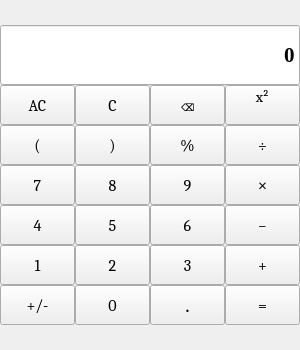
First picture: the form in MyCalculator/mainwindow.ui, repository kunalgavhane12/QtAssignment, before the edit.
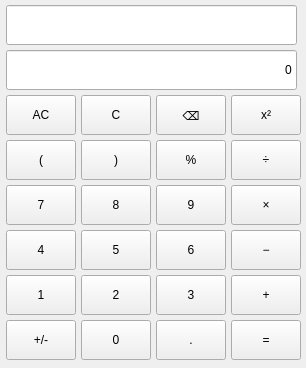
Second picture: the form after the edit.

Diff of the .ui file:
```diff
--- a/MyCalculator/mainwindow.ui
+++ b/MyCalculator/mainwindow.ui
@@ -6,8 +6,8 @@
    <rect>
     <x>0</x>
     <y>0</y>
-    <width>300</width>
-    <height>350</height>
+    <width>306</width>
+    <height>368</height>
    </rect>
   </property>
   <property name="sizePolicy">
@@ -18,19 +18,22 @@
   </property>
   <property name="minimumSize">
    <size>
-    <width>300</width>
-    <height>350</height>
+    <width>306</width>
+    <height>368</height>
    </size>
   </property>
   <property name="maximumSize">
    <size>
-    <width>300</width>
-    <height>350</height>
+    <width>306</width>
+    <height>368</height>
    </size>
   </property>
   <property name="windowTitle">
    <string>Calculator</string>
   </property>
+  <property name="layoutDirection">
+   <enum>Qt::LeftToRight</enum>
+  </property>
   <widget class="QWidget" name="centralwidget">
    <property name="sizePolicy">
     <sizepolicy hsizetype="Fixed" vsizetype="Fixed">
@@ -40,867 +43,690 @@
    </property>
    <property name="minimumSize">
     <size>
-     <width>300</width>
-     <height>350</height>
+     <width>306</width>
+     <height>368</height>
     </size>
    </property>
    <property name="maximumSize">
     <size>
-     <width>300</width>
-     <height>350</height>
+     <width>306</width>
+     <height>368</height>
     </size>
    </property>
-   <layout class="QGridLayout" name="gridLayout_2">
+   <layout class="QGridLayout" name="gridLayout">
     <property name="leftMargin">
-     <number>0</number>
+     <number>6</number>
     </property>
     <property name="topMargin">
      <number>0</number>
     </property>
     <property name="rightMargin">
-     <number>0</number>
+     <number>6</number>
     </property>
     <property name="bottomMargin">
      <number>0</number>
     </property>
-    <property name="spacing">
-     <number>0</number>
+    <property name="horizontalSpacing">
+     <number>6</number>
     </property>
-    <item row="0" column="0">
-     <layout class="QGridLayout" name="gridLayout">
-      <property name="spacing">
+    <property name="verticalSpacing">
        <number>0</number>
       </property>
-      <item row="0" column="0" colspan="4">
-       <widget class="QLineEdit" name="lineEdit">
-        <property name="sizePolicy">
-         <sizepolicy hsizetype="Expanding" vsizetype="Fixed">
-          <horstretch>0</horstretch>
-          <verstretch>0</verstretch>
-         </sizepolicy>
-        </property>
-        <property name="minimumSize">
-         <size>
-          <width>300</width>
-          <height>60</height>
-         </size>
-        </property>
-        <property name="maximumSize">
-         <size>
-          <width>250</width>
-          <height>60</height>
-         </size>
-        </property>
-        <property name="font">
-         <font>
-          <family>Times New Roman</family>
-          <pointsize>16</pointsize>
-          <weight>75</weight>
-          <bold>true</bold>
-         </font>
-        </property>
-        <property name="text">
-         <string>0</string>
-        </property>
-        <property name="alignment">
-         <set>Qt::AlignRight|Qt::AlignTrailing|Qt::AlignVCenter</set>
-        </property>
-       </widget>
-      </item>
-      <item row="1" column="0">
-       <widget class="QPushButton" name="AllClear">
-        <property name="sizePolicy">
-         <sizepolicy hsizetype="Fixed" vsizetype="Fixed">
-          <horstretch>75</horstretch>
-          <verstretch>40</verstretch>
-         </sizepolicy>
-        </property>
-        <property name="minimumSize">
-         <size>
-          <width>75</width>
-          <height>40</height>
-         </size>
-        </property>
-        <property name="maximumSize">
-         <size>
-          <width>75</width>
-          <height>40</height>
-         </size>
-        </property>
-        <property name="font">
-         <font>
-          <family>Cambria</family>
-          <pointsize>12</pointsize>
-          <weight>50</weight>
-          <bold>false</bold>
-         </font>
-        </property>
-        <property name="text">
-         <string>AC</string>
-        </property>
-       </widget>
-      </item>
-      <item row="1" column="1">
-       <widget class="QPushButton" name="Clear">
-        <property name="sizePolicy">
-         <sizepolicy hsizetype="Fixed" vsizetype="Fixed">
-          <horstretch>75</horstretch>
-          <verstretch>40</verstretch>
-         </sizepolicy>
-        </property>
-        <property name="minimumSize">
-         <size>
-          <width>75</width>
-          <height>40</height>
-         </size>
-        </property>
-        <property name="maximumSize">
-         <size>
-          <width>75</width>
-          <height>40</height>
-         </size>
-        </property>
-        <property name="font">
-         <font>
-          <family>Cambria</family>
-          <pointsize>12</pointsize>
-          <weight>50</weight>
-          <bold>false</bold>
-         </font>
-        </property>
-        <property name="text">
-         <string>C</string>
-        </property>
-       </widget>
-      </item>
-      <item row="1" column="2">
-       <widget class="QPushButton" name="Delete">
-        <property name="sizePolicy">
-         <sizepolicy hsizetype="Fixed" vsizetype="Fixed">
-          <horstretch>75</horstretch>
-          <verstretch>40</verstretch>
-         </sizepolicy>
-        </property>
-        <property name="minimumSize">
-         <size>
-          <width>75</width>
-          <height>40</height>
-         </size>
-        </property>
-        <property name="maximumSize">
-         <size>
-          <width>75</width>
-          <height>40</height>
-         </size>
-        </property>
-        <property name="font">
-         <font>
-          <family>Cambria</family>
-          <pointsize>12</pointsize>
-          <weight>50</weight>
-          <bold>false</bold>
-         </font>
-        </property>
-        <property name="text">
-         <string>⌫</string>
-        </property>
-       </widget>
-      </item>
-      <item row="1" column="3">
-       <widget class="QPushButton" name="Power">
-        <property name="sizePolicy">
-         <sizepolicy hsizetype="Fixed" vsizetype="Fixed">
-          <horstretch>75</horstretch>
-          <verstretch>40</verstretch>
-         </sizepolicy>
-        </property>
-        <property name="minimumSize">
-         <size>
-          <width>75</width>
-          <height>40</height>
-         </size>
-        </property>
-        <property name="maximumSize">
-         <size>
-          <width>75</width>
-          <height>40</height>
-         </size>
-        </property>
-        <property name="font">
-         <font>
-          <family>Cambria</family>
-          <pointsize>11</pointsize>
-          <weight>50</weight>
-          <bold>false</bold>
-         </font>
-        </property>
-        <property name="text">
-         <string>x²
-</string>
-        </property>
-       </widget>
-      </item>
-      <item row="2" column="0">
-       <widget class="QPushButton" name="LeftBracket">
-        <property name="sizePolicy">
-         <sizepolicy hsizetype="Fixed" vsizetype="Fixed">
-          <horstretch>75</horstretch>
-          <verstretch>40</verstretch>
-         </sizepolicy>
-        </property>
-        <property name="minimumSize">
-         <size>
-          <width>75</width>
-          <height>40</height>
-         </size>
-        </property>
-        <property name="maximumSize">
-         <size>
-          <width>75</width>
-          <height>40</height>
-         </size>
-        </property>
-        <property name="font">
-         <font>
-          <family>Cambria</family>
-          <pointsize>12</pointsize>
-          <weight>50</weight>
-          <bold>false</bold>
-         </font>
-        </property>
-        <property name="text">
-         <string>(</string>
-        </property>
-       </widget>
-      </item>
-      <item row="2" column="1">
-       <widget class="QPushButton" name="RightBracket">
-        <property name="sizePolicy">
-         <sizepolicy hsizetype="Fixed" vsizetype="Fixed">
-          <horstretch>75</horstretch>
-          <verstretch>40</verstretch>
-         </sizepolicy>
-        </property>
-        <property name="minimumSize">
-         <size>
-          <width>75</width>
-          <height>40</height>
-         </size>
-        </property>
-        <property name="maximumSize">
-         <size>
-          <width>75</width>
-          <height>40</height>
-         </size>
-        </property>
-        <property name="font">
-         <font>
-          <family>Cambria</family>
-          <pointsize>12</pointsize>
-          <weight>50</weight>
-          <bold>false</bold>
-         </font>
-        </property>
-        <property name="text">
-         <string>)</string>
-        </property>
-       </widget>
-      </item>
-      <item row="2" column="2">
-       <widget class="QPushButton" name="Modules">
-        <property name="sizePolicy">
-         <sizepolicy hsizetype="Fixed" vsizetype="Fixed">
-          <horstretch>75</horstretch>
-          <verstretch>40</verstretch>
-         </sizepolicy>
-        </property>
-        <property name="minimumSize">
-         <size>
-          <width>75</width>
-          <height>40</height>
-         </size>
-        </property>
-        <property name="maximumSize">
-         <size>
-          <width>75</width>
-          <height>40</height>
-         </size>
-        </property>
-        <property name="font">
-         <font>
-          <family>Cambria</family>
-          <pointsize>12</pointsize>
-          <weight>50</weight>
-          <bold>false</bold>
-         </font>
-        </property>
-        <property name="text">
-         <string>%</string>
-        </property>
-       </widget>
-      </item>
-      <item row="2" column="3">
-       <widget class="QPushButton" name="Divide">
-        <property name="sizePolicy">
-         <sizepolicy hsizetype="Fixed" vsizetype="Fixed">
-          <horstretch>75</horstretch>
-          <verstretch>40</verstretch>
-         </sizepolicy>
-        </property>
-        <property name="minimumSize">
-         <size>
-          <width>75</width>
-          <height>40</height>
-         </size>
-        </property>
-        <property name="maximumSize">
-         <size>
-          <width>75</width>
-          <height>40</height>
-         </size>
-        </property>
-        <property name="font">
-         <font>
-          <family>Cambria</family>
-          <pointsize>12</pointsize>
-          <weight>50</weight>
-          <bold>false</bold>
-         </font>
-        </property>
-        <property name="text">
-         <string>÷</string>
-        </property>
-       </widget>
-      </item>
-      <item row="3" column="0">
-       <widget class="QPushButton" name="pushButton7">
-        <property name="sizePolicy">
-         <sizepolicy hsizetype="Fixed" vsizetype="Fixed">
-          <horstretch>75</horstretch>
-          <verstretch>40</verstretch>
-         </sizepolicy>
-        </property>
-        <property name="minimumSize">
-         <size>
-          <width>75</width>
-          <height>40</height>
-         </size>
-        </property>
-        <property name="maximumSize">
-         <size>
-          <width>75</width>
-          <height>40</height>
-         </size>
-        </property>
-        <property name="font">
-         <font>
-          <family>Cambria</family>
-          <pointsize>12</pointsize>
-          <weight>50</weight>
-          <bold>false</bold>
-         </font>
-        </property>
-        <property name="text">
-         <string>7</string>
-        </property>
-       </widget>
-      </item>
-      <item row="3" column="1">
-       <widget class="QPushButton" name="pushButton8">
-        <property name="sizePolicy">
-         <sizepolicy hsizetype="Fixed" vsizetype="Fixed">
-          <horstretch>75</horstretch>
-          <verstretch>40</verstretch>
-         </sizepolicy>
-        </property>
-        <property name="minimumSize">
-         <size>
-          <width>75</width>
-          <height>40</height>
-         </size>
-        </property>
-        <property name="maximumSize">
-         <size>
-          <width>75</width>
-          <height>40</height>
-         </size>
-        </property>
-        <property name="font">
-         <font>
-          <family>Cambria</family>
-          <pointsize>12</pointsize>
-          <weight>50</weight>
-          <bold>false</bold>
-         </font>
-        </property>
-        <property name="text">
-         <string>8</string>
-        </property>
-       </widget>
-      </item>
-      <item row="3" column="2">
-       <widget class="QPushButton" name="pushButton9">
-        <property name="sizePolicy">
-         <sizepolicy hsizetype="Fixed" vsizetype="Fixed">
-          <horstretch>75</horstretch>
-          <verstretch>40</verstretch>
-         </sizepolicy>
-        </property>
-        <property name="minimumSize">
-         <size>
-          <width>75</width>
-          <height>40</height>
-         </size>
-        </property>
-        <property name="maximumSize">
-         <size>
-          <width>75</width>
-          <height>40</height>
-         </size>
-        </property>
-        <property name="font">
-         <font>
-          <family>Cambria</family>
-          <pointsize>12</pointsize>
-          <weight>50</weight>
-          <bold>false</bold>
-         </font>
-        </property>
-        <property name="text">
-         <string>9</string>
-        </property>
-       </widget>
-      </item>
-      <item row="3" column="3">
-       <widget class="QPushButton" name="Multiply">
-        <property name="sizePolicy">
-         <sizepolicy hsizetype="Fixed" vsizetype="Fixed">
-          <horstretch>75</horstretch>
-          <verstretch>40</verstretch>
-         </sizepolicy>
-        </property>
-        <property name="minimumSize">
-         <size>
-          <width>75</width>
-          <height>40</height>
-         </size>
-        </property>
-        <property name="maximumSize">
-         <size>
-          <width>75</width>
-          <height>40</height>
-         </size>
-        </property>
-        <property name="font">
-         <font>
-          <family>Calibri</family>
-          <pointsize>12</pointsize>
-          <weight>50</weight>
-          <bold>false</bold>
-         </font>
-        </property>
-        <property name="text">
-         <string>×</string>
-        </property>
-       </widget>
-      </item>
-      <item row="4" column="0">
+    <item row="6" column="0">
        <widget class="QPushButton" name="pushButton4">
         <property name="sizePolicy">
          <sizepolicy hsizetype="Fixed" vsizetype="Fixed">
-          <horstretch>75</horstretch>
-          <verstretch>40</verstretch>
+        <horstretch>0</horstretch>
+        <verstretch>0</verstretch>
          </sizepolicy>
         </property>
         <property name="minimumSize">
          <size>
-          <width>75</width>
+        <width>70</width>
           <height>40</height>
          </size>
         </property>
         <property name="maximumSize">
          <size>
-          <width>75</width>
+        <width>70</width>
           <height>40</height>
          </size>
         </property>
-        <property name="font">
-         <font>
-          <family>Cambria</family>
-          <pointsize>12</pointsize>
-          <weight>50</weight>
-          <bold>false</bold>
-         </font>
-        </property>
         <property name="text">
          <string>4</string>
         </property>
        </widget>
       </item>
-      <item row="4" column="1">
-       <widget class="QPushButton" name="pushButton5">
+    <item row="8" column="2">
+     <widget class="QPushButton" name="Point">
         <property name="sizePolicy">
          <sizepolicy hsizetype="Fixed" vsizetype="Fixed">
-          <horstretch>75</horstretch>
-          <verstretch>40</verstretch>
+        <horstretch>0</horstretch>
+        <verstretch>0</verstretch>
          </sizepolicy>
         </property>
         <property name="minimumSize">
          <size>
-          <width>75</width>
+        <width>70</width>
           <height>40</height>
          </size>
         </property>
         <property name="maximumSize">
          <size>
-          <width>75</width>
+        <width>70</width>
           <height>40</height>
          </size>
         </property>
-        <property name="font">
-         <font>
-          <family>Cambria</family>
-          <pointsize>12</pointsize>
-          <weight>50</weight>
-          <bold>false</bold>
-         </font>
-        </property>
+      <property name="text">
+       <string>.</string>
+      </property>
+     </widget>
+    </item>
+    <item row="5" column="2">
+     <widget class="QPushButton" name="pushButton9">
+      <property name="sizePolicy">
+       <sizepolicy hsizetype="Fixed" vsizetype="Fixed">
+        <horstretch>0</horstretch>
+        <verstretch>0</verstretch>
+       </sizepolicy>
+      </property>
+      <property name="minimumSize">
+       <size>
+        <width>70</width>
+        <height>40</height>
+       </size>
+      </property>
+      <property name="maximumSize">
+       <size>
+        <width>70</width>
+        <height>40</height>
+       </size>
+      </property>
         <property name="text">
-         <string>5</string>
+       <string>9</string>
         </property>
        </widget>
       </item>
-      <item row="4" column="2">
+    <item row="7" column="3">
+     <widget class="QPushButton" name="Addition">
+      <property name="sizePolicy">
+       <sizepolicy hsizetype="Fixed" vsizetype="Fixed">
+        <horstretch>0</horstretch>
+        <verstretch>0</verstretch>
+       </sizepolicy>
+      </property>
+      <property name="minimumSize">
+       <size>
+        <width>70</width>
+        <height>40</height>
+       </size>
+      </property>
+      <property name="maximumSize">
+       <size>
+        <width>70</width>
+        <height>40</height>
+       </size>
+      </property>
+      <property name="text">
+       <string>+</string>
+      </property>
+     </widget>
+    </item>
+    <item row="6" column="2">
        <widget class="QPushButton" name="pushButton6">
         <property name="sizePolicy">
          <sizepolicy hsizetype="Fixed" vsizetype="Fixed">
-          <horstretch>75</horstretch>
-          <verstretch>40</verstretch>
+        <horstretch>0</horstretch>
+        <verstretch>0</verstretch>
          </sizepolicy>
         </property>
         <property name="minimumSize">
          <size>
-          <width>75</width>
+        <width>70</width>
           <height>40</height>
          </size>
         </property>
         <property name="maximumSize">
          <size>
-          <width>75</width>
+        <width>70</width>
           <height>40</height>
          </size>
         </property>
-        <property name="font">
-         <font>
-          <family>Cambria</family>
-          <pointsize>12</pointsize>
-          <weight>50</weight>
-          <bold>false</bold>
-         </font>
-        </property>
         <property name="text">
          <string>6</string>
         </property>
        </widget>
       </item>
-      <item row="4" column="3">
-       <widget class="QPushButton" name="Subt">
-        <property name="sizePolicy">
-         <sizepolicy hsizetype="Fixed" vsizetype="Fixed">
-          <horstretch>75</horstretch>
-          <verstretch>40</verstretch>
-         </sizepolicy>
-        </property>
-        <property name="minimumSize">
-         <size>
-          <width>75</width>
-          <height>40</height>
-         </size>
-        </property>
-        <property name="maximumSize">
-         <size>
-          <width>75</width>
-          <height>40</height>
-         </size>
-        </property>
-        <property name="font">
-         <font>
-          <family>Cambria</family>
-          <pointsize>12</pointsize>
-          <weight>50</weight>
-          <bold>false</bold>
-         </font>
-        </property>
-        <property name="text">
-         <string>−</string>
-        </property>
-       </widget>
-      </item>
-      <item row="5" column="0">
-       <widget class="QPushButton" name="pushButton1">
-        <property name="sizePolicy">
-         <sizepolicy hsizetype="Fixed" vsizetype="Fixed">
-          <horstretch>75</horstretch>
-          <verstretch>40</verstretch>
-         </sizepolicy>
-        </property>
-        <property name="minimumSize">
-         <size>
-          <width>75</width>
-          <height>40</height>
-         </size>
-        </property>
-        <property name="maximumSize">
-         <size>
-          <width>75</width>
-          <height>40</height>
-         </size>
-        </property>
-        <property name="font">
-         <font>
-          <family>Cambria</family>
-          <pointsize>12</pointsize>
-          <weight>50</weight>
-          <bold>false</bold>
-         </font>
-        </property>
-        <property name="text">
-         <string>1</string>
-        </property>
-       </widget>
-      </item>
-      <item row="5" column="1">
+    <item row="7" column="1">
        <widget class="QPushButton" name="pushButton2">
         <property name="sizePolicy">
          <sizepolicy hsizetype="Fixed" vsizetype="Fixed">
-          <horstretch>75</horstretch>
-          <verstretch>40</verstretch>
+        <horstretch>0</horstretch>
+        <verstretch>0</verstretch>
          </sizepolicy>
         </property>
         <property name="minimumSize">
          <size>
-          <width>75</width>
+        <width>70</width>
           <height>40</height>
          </size>
         </property>
         <property name="maximumSize">
          <size>
-          <width>75</width>
+        <width>70</width>
           <height>40</height>
          </size>
         </property>
-        <property name="font">
-         <font>
-          <family>Cambria</family>
-          <pointsize>12</pointsize>
-          <weight>50</weight>
-          <bold>false</bold>
-         </font>
-        </property>
         <property name="text">
          <string>2</string>
         </property>
        </widget>
       </item>
-      <item row="5" column="2">
+    <item row="5" column="3">
+     <widget class="QPushButton" name="Multiply">
+      <property name="sizePolicy">
+       <sizepolicy hsizetype="Fixed" vsizetype="Fixed">
+        <horstretch>0</horstretch>
+        <verstretch>0</verstretch>
+       </sizepolicy>
+      </property>
+      <property name="minimumSize">
+       <size>
+        <width>70</width>
+        <height>40</height>
+       </size>
+      </property>
+      <property name="maximumSize">
+       <size>
+        <width>70</width>
+        <height>40</height>
+       </size>
+      </property>
+      <property name="text">
+       <string>×</string>
+      </property>
+     </widget>
+    </item>
+    <item row="4" column="3">
+     <widget class="QPushButton" name="Divide">
+      <property name="sizePolicy">
+       <sizepolicy hsizetype="Fixed" vsizetype="Fixed">
+        <horstretch>0</horstretch>
+        <verstretch>0</verstretch>
+       </sizepolicy>
+      </property>
+      <property name="minimumSize">
+       <size>
+        <width>70</width>
+        <height>40</height>
+       </size>
+      </property>
+      <property name="maximumSize">
+       <size>
+        <width>70</width>
+        <height>40</height>
+       </size>
+      </property>
+      <property name="text">
+       <string>÷</string>
+      </property>
+     </widget>
+    </item>
+    <item row="8" column="1">
+     <widget class="QPushButton" name="pushButton0">
+      <property name="sizePolicy">
+       <sizepolicy hsizetype="Fixed" vsizetype="Fixed">
+        <horstretch>0</horstretch>
+        <verstretch>0</verstretch>
+       </sizepolicy>
+      </property>
+      <property name="minimumSize">
+       <size>
+        <width>70</width>
+        <height>40</height>
+       </size>
+      </property>
+      <property name="maximumSize">
+       <size>
+        <width>70</width>
+        <height>40</height>
+       </size>
+      </property>
+      <property name="text">
+       <string>0</string>
+      </property>
+     </widget>
+    </item>
+    <item row="3" column="3">
+     <widget class="QPushButton" name="Power">
+      <property name="sizePolicy">
+       <sizepolicy hsizetype="Fixed" vsizetype="Fixed">
+        <horstretch>0</horstretch>
+        <verstretch>0</verstretch>
+       </sizepolicy>
+      </property>
+      <property name="minimumSize">
+       <size>
+        <width>70</width>
+        <height>40</height>
+       </size>
+      </property>
+      <property name="maximumSize">
+       <size>
+        <width>70</width>
+        <height>40</height>
+       </size>
+      </property>
+      <property name="text">
+       <string>x²</string>
+      </property>
+     </widget>
+    </item>
+    <item row="7" column="2">
        <widget class="QPushButton" name="pushButton3">
         <property name="sizePolicy">
          <sizepolicy hsizetype="Fixed" vsizetype="Fixed">
-          <horstretch>75</horstretch>
-          <verstretch>40</verstretch>
+        <horstretch>0</horstretch>
+        <verstretch>0</verstretch>
          </sizepolicy>
         </property>
         <property name="minimumSize">
          <size>
-          <width>75</width>
+        <width>70</width>
           <height>40</height>
          </size>
         </property>
         <property name="maximumSize">
          <size>
-          <width>75</width>
+        <width>70</width>
           <height>40</height>
          </size>
         </property>
-        <property name="font">
-         <font>
-          <family>Cambria</family>
-          <pointsize>12</pointsize>
-          <weight>50</weight>
-          <bold>false</bold>
-         </font>
-        </property>
         <property name="text">
          <string>3</string>
         </property>
        </widget>
       </item>
-      <item row="5" column="3">
-       <widget class="QPushButton" name="Addition">
+    <item row="4" column="1">
+     <widget class="QPushButton" name="RightBracket">
         <property name="sizePolicy">
          <sizepolicy hsizetype="Fixed" vsizetype="Fixed">
-          <horstretch>75</horstretch>
-          <verstretch>40</verstretch>
+        <horstretch>0</horstretch>
+        <verstretch>0</verstretch>
          </sizepolicy>
         </property>
         <property name="minimumSize">
          <size>
-          <width>75</width>
+        <width>70</width>
           <height>40</height>
          </size>
         </property>
         <property name="maximumSize">
          <size>
-          <width>75</width>
+        <width>70</width>
           <height>40</height>
          </size>
         </property>
-        <property name="font">
-         <font>
-          <family>Cambria</family>
-          <pointsize>12</pointsize>
-          <weight>50</weight>
-          <bold>false</bold>
-         </font>
-        </property>
+      <property name="text">
+       <string>)</string>
+      </property>
+     </widget>
+    </item>
+    <item row="5" column="0">
+     <widget class="QPushButton" name="pushButton7">
+      <property name="sizePolicy">
+       <sizepolicy hsizetype="Fixed" vsizetype="Fixed">
+        <horstretch>0</horstretch>
+        <verstretch>0</verstretch>
+       </sizepolicy>
+      </property>
+      <property name="minimumSize">
+       <size>
+        <width>70</width>
+        <height>40</height>
+       </size>
+      </property>
+      <property name="maximumSize">
+       <size>
+        <width>70</width>
+        <height>40</height>
+       </size>
+      </property>
         <property name="text">
-         <string>+</string>
+       <string>7</string>
         </property>
        </widget>
       </item>
-      <item row="6" column="0">
+    <item row="6" column="1">
+     <widget class="QPushButton" name="pushButton5">
+      <property name="sizePolicy">
+       <sizepolicy hsizetype="Fixed" vsizetype="Fixed">
+        <horstretch>0</horstretch>
+        <verstretch>0</verstretch>
+       </sizepolicy>
+      </property>
+      <property name="minimumSize">
+       <size>
+        <width>70</width>
+        <height>40</height>
+       </size>
+      </property>
+      <property name="maximumSize">
+       <size>
+        <width>70</width>
+        <height>40</height>
+       </size>
+      </property>
+      <property name="text">
+       <string>5</string>
+      </property>
+     </widget>
+    </item>
+    <item row="3" column="2">
+     <widget class="QPushButton" name="Delete">
+      <property name="sizePolicy">
+       <sizepolicy hsizetype="Fixed" vsizetype="Fixed">
+        <horstretch>0</horstretch>
+        <verstretch>0</verstretch>
+       </sizepolicy>
+      </property>
+      <property name="minimumSize">
+       <size>
+        <width>70</width>
+        <height>40</height>
+       </size>
+      </property>
+      <property name="maximumSize">
+       <size>
+        <width>70</width>
+        <height>40</height>
+       </size>
+      </property>
+      <property name="text">
+       <string>⌫</string>
+      </property>
+     </widget>
+    </item>
+    <item row="5" column="1">
+     <widget class="QPushButton" name="pushButton8">
+      <property name="sizePolicy">
+       <sizepolicy hsizetype="Fixed" vsizetype="Fixed">
+        <horstretch>0</horstretch>
+        <verstretch>0</verstretch>
+       </sizepolicy>
+      </property>
+      <property name="minimumSize">
+       <size>
+        <width>70</width>
+        <height>40</height>
+       </size>
+      </property>
+      <property name="maximumSize">
+       <size>
+        <width>70</width>
+        <height>40</height>
+       </size>
+      </property>
+      <property name="text">
+       <string>8</string>
+      </property>
+     </widget>
+    </item>
+    <item row="8" column="0">
        <widget class="QPushButton" name="changeSign">
         <property name="sizePolicy">
          <sizepolicy hsizetype="Fixed" vsizetype="Fixed">
-          <horstretch>75</horstretch>
-          <verstretch>40</verstretch>
+        <horstretch>0</horstretch>
+        <verstretch>0</verstretch>
          </sizepolicy>
         </property>
         <property name="minimumSize">
          <size>
-          <width>75</width>
+        <width>70</width>
           <height>40</height>
          </size>
         </property>
         <property name="maximumSize">
          <size>
-          <width>75</width>
+        <width>70</width>
           <height>40</height>
          </size>
         </property>
-        <property name="font">
-         <font>
-          <family>Cambria</family>
-          <pointsize>12</pointsize>
-          <weight>50</weight>
-          <bold>false</bold>
-         </font>
-        </property>
         <property name="text">
          <string>+/-</string>
         </property>
        </widget>
       </item>
-      <item row="6" column="1">
-       <widget class="QPushButton" name="pushButton0">
+    <item row="7" column="0">
+     <widget class="QPushButton" name="pushButton1">
         <property name="sizePolicy">
          <sizepolicy hsizetype="Fixed" vsizetype="Fixed">
-          <horstretch>75</horstretch>
-          <verstretch>40</verstretch>
+        <horstretch>0</horstretch>
+        <verstretch>0</verstretch>
          </sizepolicy>
         </property>
         <property name="minimumSize">
          <size>
-          <width>75</width>
+        <width>70</width>
           <height>40</height>
          </size>
         </property>
         <property name="maximumSize">
          <size>
-          <width>75</width>
+        <width>70</width>
           <height>40</height>
          </size>
         </property>
-        <property name="font">
-         <font>
-          <family>Cambria</family>
-          <pointsize>12</pointsize>
-          <weight>50</weight>
-          <bold>false</bold>
-         </font>
+      <property name="text">
+       <string>1</string>
+      </property>
+     </widget>
+    </item>
+    <item row="4" column="2">
+     <widget class="QPushButton" name="Modules">
+      <property name="sizePolicy">
+       <sizepolicy hsizetype="Fixed" vsizetype="Fixed">
+        <horstretch>0</horstretch>
+        <verstretch>0</verstretch>
+       </sizepolicy>
+      </property>
+      <property name="minimumSize">
+       <size>
+        <width>70</width>
+        <height>40</height>
+       </size>
+      </property>
+      <property name="maximumSize">
+       <size>
+        <width>70</width>
+        <height>40</height>
+       </size>
+      </property>
+      <property name="text">
+       <string>%</string>
+      </property>
+     </widget>
+    </item>
+    <item row="2" column="0">
+     <widget class="QLineEdit" name="lineEdit">
+      <property name="sizePolicy">
+       <sizepolicy hsizetype="Fixed" vsizetype="Fixed">
+        <horstretch>0</horstretch>
+        <verstretch>0</verstretch>
+       </sizepolicy>
+      </property>
+      <property name="minimumSize">
+       <size>
+        <width>291</width>
+        <height>40</height>
+       </size>
+      </property>
+      <property name="maximumSize">
+       <size>
+        <width>291</width>
+        <height>40</height>
+       </size>
         </property>
         <property name="text">
          <string>0</string>
         </property>
-       </widget>
-      </item>
-      <item row="6" column="2">
-       <widget class="QPushButton" name="Point">
+      <property name="alignment">
+       <set>Qt::AlignRight|Qt::AlignTrailing|Qt::AlignVCenter</set>
+      </property>
+     </widget>
+    </item>
+    <item row="3" column="0">
+     <widget class="QPushButton" name="AllClear">
         <property name="sizePolicy">
          <sizepolicy hsizetype="Fixed" vsizetype="Fixed">
-          <horstretch>75</horstretch>
-          <verstretch>40</verstretch>
+        <horstretch>0</horstretch>
+        <verstretch>0</verstretch>
          </sizepolicy>
         </property>
         <property name="minimumSize">
          <size>
-          <width>75</width>
+        <width>70</width>
           <height>40</height>
          </size>
         </property>
         <property name="maximumSize">
          <size>
-          <width>75</width>
+        <width>70</width>
           <height>40</height>
          </size>
         </property>
-        <property name="font">
-         <font>
-          <family>Cambria</family>
-          <pointsize>16</pointsize>
-          <weight>50</weight>
-          <bold>false</bold>
-         </font>
-        </property>
         <property name="text">
-         <string>.</string>
+       <string>AC</string>
         </property>
        </widget>
       </item>
       <item row="6" column="3">
+     <widget class="QPushButton" name="Subt">
+      <property name="sizePolicy">
+       <sizepolicy hsizetype="Fixed" vsizetype="Fixed">
+        <horstretch>0</horstretch>
+        <verstretch>0</verstretch>
+       </sizepolicy>
+      </property>
+      <property name="minimumSize">
+       <size>
+        <width>70</width>
+        <height>40</height>
+       </size>
+      </property>
+      <property name="maximumSize">
+       <size>
+        <width>70</width>
+        <height>40</height>
+       </size>
+      </property>
+      <property name="text">
+       <string>−</string>
+      </property>
+     </widget>
+    </item>
+    <item row="3" column="1">
+     <widget class="QPushButton" name="Clear">
+      <property name="sizePolicy">
+       <sizepolicy hsizetype="Fixed" vsizetype="Fixed">
+        <horstretch>0</horstretch>
+        <verstretch>0</verstretch>
+       </sizepolicy>
+      </property>
+      <property name="minimumSize">
+       <size>
+        <width>70</width>
+        <height>40</height>
+       </size>
+      </property>
+      <property name="maximumSize">
+       <size>
+        <width>70</width>
+        <height>40</height>
+       </size>
+      </property>
+      <property name="text">
+       <string>C</string>
+      </property>
+     </widget>
+    </item>
+    <item row="4" column="0">
+     <widget class="QPushButton" name="LeftBracket">
+      <property name="sizePolicy">
+       <sizepolicy hsizetype="Fixed" vsizetype="Fixed">
+        <horstretch>0</horstretch>
+        <verstretch>0</verstretch>
+       </sizepolicy>
+      </property>
+      <property name="minimumSize">
+       <size>
+        <width>70</width>
+        <height>40</height>
+       </size>
+      </property>
+      <property name="maximumSize">
+       <size>
+        <width>70</width>
+        <height>40</height>
+       </size>
+      </property>
+      <property name="text">
+       <string>(</string>
+      </property>
+     </widget>
+    </item>
+    <item row="8" column="3">
        <widget class="QPushButton" name="Equals">
         <property name="sizePolicy">
          <sizepolicy hsizetype="Fixed" vsizetype="Fixed">
-          <horstretch>75</horstretch>
-          <verstretch>40</verstretch>
+        <horstretch>0</horstretch>
+        <verstretch>0</verstretch>
          </sizepolicy>
         </property>
         <property name="minimumSize">
          <size>
-          <width>75</width>
+        <width>70</width>
           <height>40</height>
          </size>
         </property>
         <property name="maximumSize">
          <size>
-          <width>75</width>
+        <width>70</width>
           <height>40</height>
          </size>
         </property>
-        <property name="font">
-         <font>
-          <family>Cambria</family>
-          <pointsize>12</pointsize>
-          <weight>50</weight>
-          <bold>false</bold>
-         </font>
-        </property>
         <property name="text">
          <string>=</string>
         </property>
        </widget>
       </item>
-     </layout>
+    <item row="1" column="0" colspan="4">
+     <widget class="QLineEdit" name="History">
+      <property name="sizePolicy">
+       <sizepolicy hsizetype="Fixed" vsizetype="Fixed">
+        <horstretch>0</horstretch>
+        <verstretch>0</verstretch>
+       </sizepolicy>
+      </property>
+      <property name="minimumSize">
+       <size>
+        <width>291</width>
+        <height>40</height>
+       </size>
+      </property>
+      <property name="maximumSize">
+       <size>
+        <width>291</width>
+        <height>40</height>
+       </size>
+      </property>
+      <property name="text">
+       <string/>
+      </property>
+      <property name="alignment">
+       <set>Qt::AlignRight|Qt::AlignTrailing|Qt::AlignVCenter</set>
+      </property>
+     </widget>
     </item>
    </layout>
   </widget>
```
Lines whose indentation alone changed are shown as unchanged.
